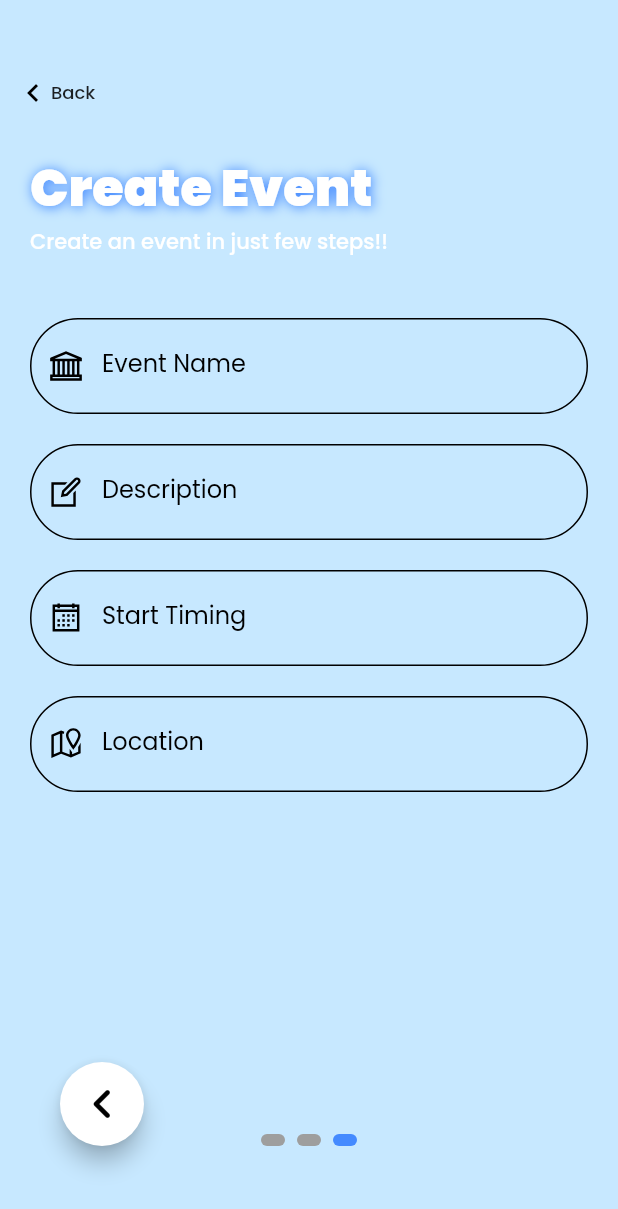
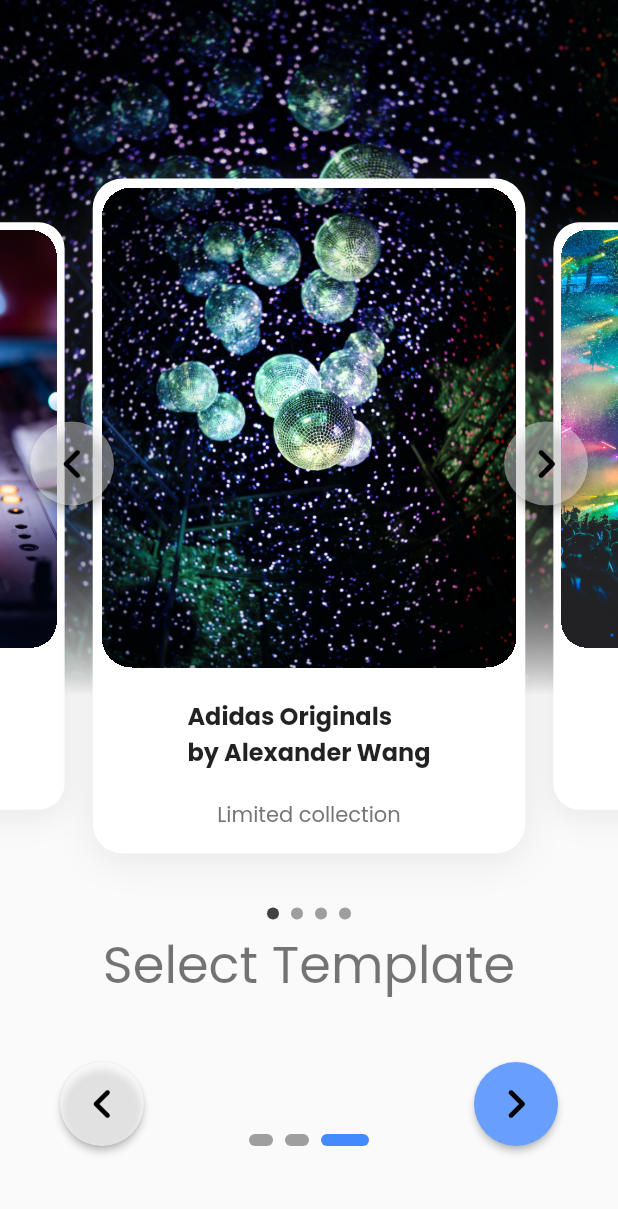
Before and after one commit to eventoflutter/EventO, a Flutter app: the createEvent screen opened directly, swiped to page 3, on a phone screen of 412 x 824 dp. Shown: the top 1209 px of the screen. Run offline on Flutter 3.47's test engine with Material 2 defaults, Android fonts, the light colour scheme and no system bars; drawn by our look-alikes of carousel_slider, liquid_swipe, smooth_page_indicator; our stand-ins replace animated_notch_bottom_bar, cloud_firestore, firebase_auth, firebase_core, flutter_otp_text_field, get and 3 more; accounts and stored records are empty.

Commit message:
Vivek's Sixth Commit

```diff
--- /dev/null
+++ b/lib/src/Pages/createEventPages/page3.dart
@@ -0,0 +1,261 @@
+// ignore_for_file: library_private_types_in_public_api, camel_case_types, non_constant_identifier_names
+
+import 'package:carousel_slider/carousel_slider.dart';
+import 'package:final_year_project/src/Widget/Buttons/carouselbtn.dart';
+import 'package:final_year_project/src/Widget/Buttons/pageNavButton.dart';
+import 'package:final_year_project/src/Widget/Controller/createEventController.dart';
+import 'package:flutter/material.dart';
+import 'package:get/get.dart';
+import 'package:smooth_page_indicator/smooth_page_indicator.dart';
+
+class create_event_page_3 extends StatefulWidget {
+  const create_event_page_3({
+    Key? key,
+    // required this.controller,
+  }) : super(key: key);
+
+  // final create_Event_Controller controller;
+
+  @override
+  _ProductCardState createState() => _ProductCardState();
+}
+
+class _ProductCardState extends State<create_event_page_3> {
+  int _current = 0;
+  int sel_ind = -1;
+  dynamic _selectedIndex = {};
+
+  final CarouselController _carouselController = CarouselController();
+
+  final List<dynamic> _products = [
+    {
+      'title': 'Adidas Originals \nby Alexander Wang',
+      'image':
+          'assets/images/card_demo_1.jpg',
+      'description': 'Limited collection'
+    },
+    {
+      'title': 'Adidas Originals \nby Alexander Wang',
+      'image':
+          'assets/images/card_demo_2.jpg',
+      'description': 'Limited collection'
+    },
+    {
+      'title': 'Adidas Originals \nby Alexander Wang',
+      'image':
+          'assets/images/card_demo_3.jpg',
+      'description': 'Limited collection'
+    },
+    {
+      'title': 'Adidas Originals \nby Alexander Wang',
+      'image':
+          'assets/images/card_demo_4.jpg',
+      'description': 'Limited collection'
+    }
+  ];
+
+  @override
+  Widget build(BuildContext context) {
+    final height = MediaQuery.of(context).size.height;
+    final width = MediaQuery.of(context).size.width;
+    return Scaffold(
+      body: Column(
+        children: [
+          SizedBox(
+            height: height * 0.75,
+            child: Stack(
+              alignment: Alignment.center,
+              children: [
+                Image.asset(
+                  _products[_current]['image'],
+                  fit: BoxFit.fitHeight,
+                  colorBlendMode: BlendMode.colorDodge,
+                  filterQuality: FilterQuality.high,
+                  height: height * 0.75,
+                ),
+                SizedBox(
+                  height: height * 0.75,
+                  width: width,
+                  child: DecoratedBox(
+                    decoration: BoxDecoration(
+                      gradient: LinearGradient(
+                          colors: [
+                            Theme.of(context).scaffoldBackgroundColor,
+                            Theme.of(context).scaffoldBackgroundColor,
+                            Colors.transparent,
+                            Colors.transparent,
+                            Colors.transparent,
+                          ],
+                          begin: Alignment.bottomCenter,
+                          end: Alignment.topCenter),
+                    ),
+                    child: Container(
+                      margin: const EdgeInsets.only(top: 70,),
+                      child: CarouselSlider(
+                          carouselController: _carouselController,
+                          options: CarouselOptions(
+                              height: 450.0,
+                              aspectRatio: 16 / 9,
+                              viewportFraction: 0.70,
+                              enlargeCenterPage: true,
+                              pageSnapping: true,
+                              autoPlay: (sel_ind == -1) ? true : false,
+                              autoPlayInterval: const Duration(seconds: 4),
+                              enlargeStrategy: CenterPageEnlargeStrategy.scale,
+                              scrollPhysics: const AlwaysScrollableScrollPhysics(),
+                              onPageChanged: (index, reason) {
+                                setState(() {
+                                  _current = index;
+                                });
+                              }),
+                          items: _products.map((movie) {
+                            return Builder(
+                              builder: (BuildContext context) {
+                                return GestureDetector(
+                                  onTap: () {
+                                    setState(() {
+                                      if (_current != sel_ind) {
+                                        sel_ind = _current;
+                                      } else {
+                                        sel_ind = -1;
+                                      }
+                                      if (_selectedIndex == movie) {
+                                        _selectedIndex = {};
+                                      } else {
+                                        _selectedIndex = movie;
+                                      }
+                                    });
+                                  },
+                                  child: AnimatedContainer(
+                                    duration: const Duration(milliseconds: 300),
+                                    width: MediaQuery.of(context).size.width,
+                                    decoration: BoxDecoration(
+                                        color: Colors.white,
+                                        borderRadius:
+                                            BorderRadius.circular(20),
+                                        border: _selectedIndex == movie
+                                            ? Border.all(
+                                                color: Colors.blue.shade500,
+                                                width: 3)
+                                            : null,
+                                        boxShadow: _selectedIndex == movie
+                                            ? [
+                                                BoxShadow(
+                                                    color:
+                                                        Colors.blue.shade100,
+                                                    blurRadius: 30,
+                                                    offset:
+                                                        const Offset(0, 10))
+                                              ]
+                                            : [
+                                                BoxShadow(
+                                                    color: Colors.grey
+                                                        .withOpacity(0.2),
+                                                    blurRadius: 20,
+                                                    offset:
+                                                        const Offset(0, 5))
+                                              ]),
+                                    child: SingleChildScrollView(
+                                      physics: const BouncingScrollPhysics(),
+                                      child: Column(
+                                        children: [
+                                          Container(
+                                            height: 320,
+                                            width: double.maxFinite,
+                                            margin: const EdgeInsets.only(
+                                                top: 6, left: 6, right: 6),
+                                            clipBehavior: Clip.hardEdge,
+                                            decoration: BoxDecoration(
+                                              borderRadius:
+                                                  BorderRadius.circular(20),
+                                            ),
+                                            child: Stack(
+                                              alignment: Alignment.center,
+                                              children:
+                                                [
+                                                  Image.asset(movie['image'], fit: BoxFit.cover, height: 320, width: double.maxFinite,),
+                                                  _selectedIndex == movie
+                                                  ? const Positioned(
+                                                    top: 20,
+                                                    right: 20,
+                                                    child: Icon(
+                                                      Icons.check_circle,
+                                                      color: Color.fromARGB(255, 101, 255, 107),
+                                                      size: 40,
+                                                      shadows: [
+                                                        Shadow(color: Colors.black, offset: Offset(1, 2), blurRadius: 15)
+                                                      ],
+                                                    )
+                                                  )
+                                                  : Container(),
+                                                ],
+                                            ),
+                                          ),
+                                          const SizedBox(
+                                            height: 20,
+                                          ),
+                                          Text(
+                                            movie['title'],
+                                            style: const TextStyle(
+                                                fontSize: 16,
+                                                fontWeight: FontWeight.bold),
+                                          ),
+                                          const SizedBox(
+                                            height: 20,
+                                          ),
+                                          Text(
+                                            movie['description'],
+                                            style: TextStyle(
+                                                fontSize: 14,
+                                                color: Colors.grey.shade600),
+                                          ),
+                                        ],
+                                      ),
+                                    ),
+                                  ),
+                                );
+                              },
+                            );
+                          }).toList()),
+                    ),
+                  ),
+                ),
+                Positioned(
+                  bottom: 5,
+                  child: AnimatedSmoothIndicator(
+                    activeIndex: _current,
+                    count: _products.length,
+                    effect: const JumpingDotEffect(dotWidth: 8,dotHeight: 8, verticalOffset: 5, jumpScale: 1.6, activeDotColor: Color.fromARGB(255, 66, 66, 66)),
+                  // const WormEffect(dotHeight: 8, activeDotColor: Colors.blueAccent),
+                )),
+                Positioned(
+                  left: 20,
+                  child: carouselbtn(
+                    btnicon: Icons.navigate_before_rounded,
+                    text: "bckbtncarousel",
+                    press: () {
+                      _carouselController.previousPage();
+                    },
+                  ),
+                ),
+                Positioned(
+                  right: 20,
+                  child: carouselbtn(
+                    btnicon: Icons.navigate_next_rounded,
+                    text: "nxtbtncarousel",
+                    press: () {
+                      _carouselController.nextPage();
+                    },
+                  ),
+                ),
+              ],
+            ),
+          ),
+          Container(
+            child: Text("Select Template", style: Theme.of(context).textTheme.headlineMedium,),
+          ),
+        ],
+      ),
+    );
+  }
+}
--- /dev/null
+++ b/lib/src/Widget/Buttons/carouselbtn.dart
@@ -0,0 +1,34 @@
+// ignore_for_file: camel_case_types, must_be_immutable, file_names
+
+
+// Page Navigation Button (Back & Next)
+
+import 'package:flutter/material.dart';
+
+class carouselbtn extends StatelessWidget {
+  carouselbtn({
+    super.key,
+    required this.btnicon,
+    required this.press,
+    this.text = '',
+  });
+
+  final IconData btnicon;
+  final VoidCallback press;
+  String text;
+
+  @override
+  Widget build(BuildContext context) {
+    return FloatingActionButton(
+      onPressed: press,
+      heroTag: text,
+      backgroundColor: Colors.white.withOpacity(0.4),
+      elevation: 3,
+      child: Icon(
+        btnicon,
+        color: Colors.black,
+        size: 40,
+      ),
+    );
+  }
+}
--- a/lib/src/Widget/Buttons/pageNavButton.dart
+++ b/lib/src/Widget/Buttons/pageNavButton.dart
@@ -1,5 +1,4 @@
 // ignore_for_file: camel_case_types, must_be_immutable, file_names
-
 
 // Page Navigation Button (Back & Next)
 
@@ -15,6 +14,7 @@
     this.left,
     this.right,
     this.text = '',
+    this.color,
   });
 
   final create_Event_Controller controller;
@@ -23,6 +23,7 @@
   double? left;
   double? right;
   String text;
+  Color? color;
 
   @override
   Widget build(BuildContext context) {
@@ -33,7 +34,8 @@
       child: FloatingActionButton(
         onPressed: press,
         heroTag: text,
-        backgroundColor: Colors.white,
+        backgroundColor: color,
+        elevation: 2,
         child: Icon(
           btnicon,
           color: Colors.black,
--- a/lib/src/Widget/Controller/createEventController.dart
+++ b/lib/src/Widget/Controller/createEventController.dart
@@ -28,12 +28,9 @@
 
   // Page 3
 
+  // Page Veiw controller
 
-
-
-  // Liquid Swipe Controller
-
-  final lqController = LiquidController();
+  final pageController = PageController().obs;
   RxInt currentPage = 0.obs;
 
   onPageChanged(int activePageIndex) {
@@ -41,11 +38,26 @@
   }
 
   prevPage() {
-    int prevPage = lqController.currentPage - 1;
-    lqController.animateToPage(page: prevPage);
+    pageController.value.animateToPage(currentPage.value - 1, duration: const Duration(milliseconds: 600), curve: Curves.fastOutSlowIn);
   }
   nextPage() {
-    int nextPage = lqController.currentPage + 1;
-    lqController.animateToPage(page: nextPage);
+    pageController.value.animateToPage(currentPage.value + 1, duration: const Duration(milliseconds: 600), curve: Curves.fastOutSlowIn);
   }
+  // Liquid Swipe Controller
+
+  // final lqController = LiquidController().obs;
+  // RxInt currentPage = 0.obs;
+
+  // onPageChanged(int activePageIndex) {
+  //   currentPage.value = activePageIndex;
+  // }
+
+  // prevPage() {
+  //   int prevPage = lqController.value.currentPage - 1;
+  //   lqController.value.animateToPage(page: prevPage);
+  // }
+  // nextPage() {
+  //   int nextPage = lqController.value.currentPage + 1;
+  //   lqController.value.animateToPage(page: nextPage);
+  // }
 }
--- a/lib/src/Widget/Event/createEvent.dart
+++ b/lib/src/Widget/Event/createEvent.dart
@@ -2,12 +2,13 @@
 
 import 'package:final_year_project/src/Pages/createEventPages/page1.dart';
 import 'package:final_year_project/src/Pages/createEventPages/page2.dart';
+import 'package:final_year_project/src/Pages/createEventPages/page3.dart';
 import 'package:final_year_project/src/Widget/Buttons/pageNavButton.dart';
 import 'package:final_year_project/src/Widget/Controller/createEventController.dart';
 import 'package:smooth_page_indicator/smooth_page_indicator.dart';
 import 'package:flutter/material.dart';
 import 'package:get/get.dart';
-import 'package:liquid_swipe/liquid_swipe.dart';
+// import 'package:liquid_swipe/liquid_swipe.dart';
 
 class createEvent extends StatefulWidget {
   const createEvent({super.key});
@@ -21,21 +22,26 @@
 
   @override
   Widget build(BuildContext context) {
-  var pages = [
-            create_event_page_1(controller: controller,),
-            create_event_page_2(controller: controller,),
-            create_event_page_1(controller: controller,),
-          ];
+    var pages = [
+      create_event_page_1(
+        controller: controller,
+      ),
+      create_event_page_2(
+        controller: controller,
+      ),
+      const create_event_page_3(),
+    ];
     return Scaffold(
       body: Stack(
         alignment: Alignment.center,
         children: [
-          LiquidSwipe(
-              liquidController: controller.lqController,
-              enableLoop: false,
-              onPageChangeCallback: controller.onPageChanged,
-              pages: pages,
-            ),
+          PageView(
+            controller: controller.pageController.value,
+            allowImplicitScrolling: true,
+            physics: const AlwaysScrollableScrollPhysics(),
+            onPageChanged: controller.onPageChanged,
+            children: pages,
+          ),
           Obx(() {
             bool page = (controller.currentPage.value) != 0;
             return (page)
@@ -47,11 +53,12 @@
                     press: () {
                       controller.prevPage();
                     },
+                    color: Colors.white.withOpacity(0.6),
                   )
                 : Container();
           }),
           Obx(() {
-            bool page = (controller.currentPage.value) != 2;
+            bool page = (controller.currentPage.value) != -1;
             return (page)
                 ? pageNavBtn(
                     controller: controller,
@@ -59,8 +66,11 @@
                     right: 40,
                     text: "nxtbtn",
                     press: () {
+                      // (controller.currentPage.value) != 1
                       controller.nextPage();
+                      // : Get.to();
                     },
+                    color: const Color.fromARGB(255, 104, 159, 255),
                   )
                 : Container();
           }),
@@ -70,9 +80,9 @@
               return Center(
                 child: AnimatedSmoothIndicator(
                   activeIndex: controller.currentPage.value,
-                  count: 3,
-                  effect: const WormEffect(
-                      dotHeight: 8, activeDotColor: Colors.blueAccent),
+                  count: pages.length,
+                  effect: const ExpandingDotsEffect(expansionFactor: 2, dotHeight: 8, activeDotColor: Colors.blueAccent),
+                  // const WormEffect(dotHeight: 8, activeDotColor: Colors.blueAccent),
                 ),
               );
             }),
--- a/pubspec.yaml
+++ b/pubspec.yaml
@@ -30,6 +30,7 @@
   liquid_swipe: ^3.0.0
   simple_shadow: ^0.3.1
   smooth_page_indicator: ^1.0.1
+  carousel_slider: ^4.2.1
 
 dev_dependencies:
   flutter_test:
```
Also changed, not shown: assets/images/card_demo_1.jpg (added), assets/images/card_demo_2.jpg (added), assets/images/card_demo_3.jpg (added), assets/images/card_demo_4.jpg (added), pubspec.lock.
